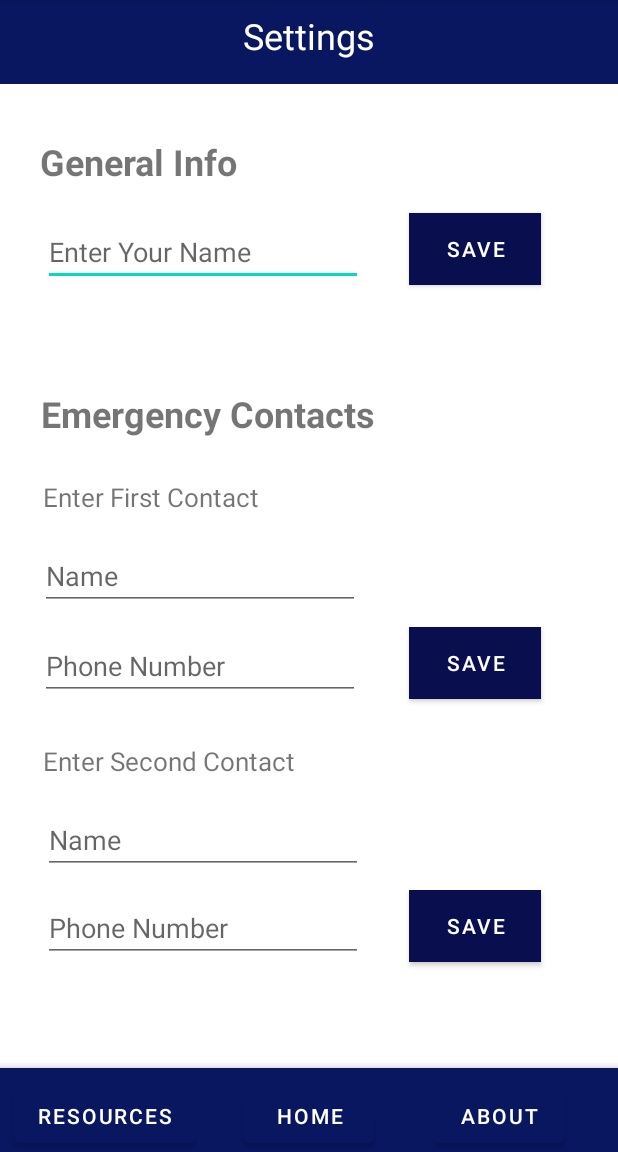
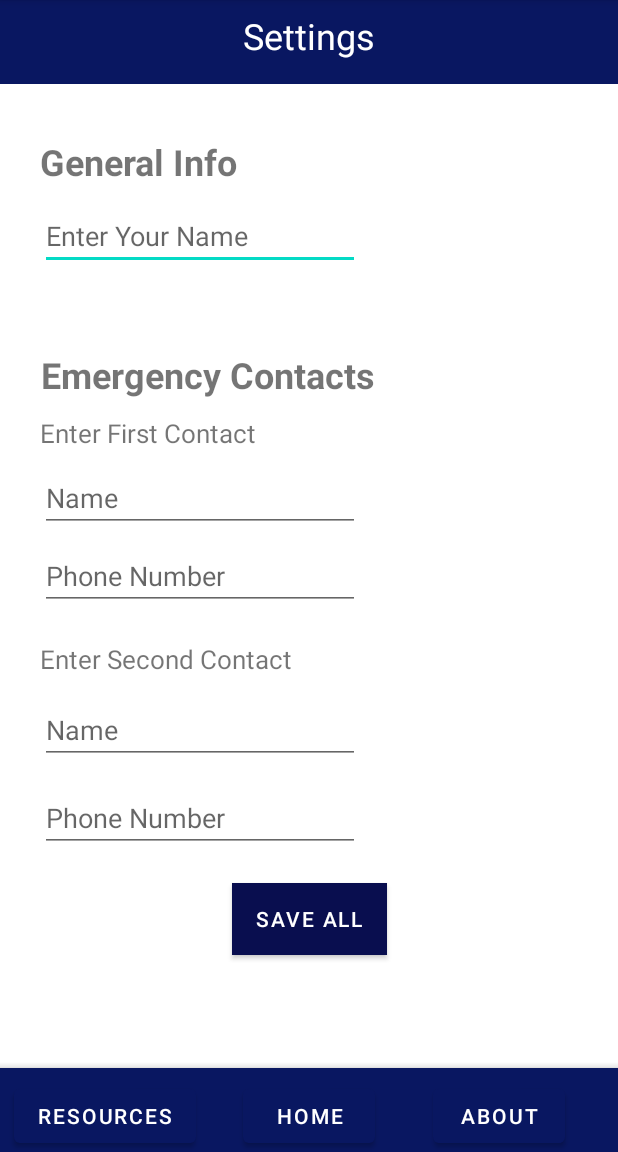
Before and after one commit to karinasanchez04/WIC-Project, an Android app: the screen it shows after launch (SettingsActivity), after a tap on "SETTINGS", on a phone screen of 412 x 824 dp, the part 84-1236 px from its top. Run offline under Robolectric (Android 15) with nearby library versions, the phone set to English and light mode, and no system bars.

Commit message:
created a loading screen and modified settings screen

```diff
--- /dev/null
+++ b/app/src/main/java/com/example/myapplication2/LoadingScreen.java
@@ -0,0 +1,25 @@
+package com.example.myapplication2;
+
+import androidx.appcompat.app.AppCompatActivity;
+
+import android.content.Intent;
+import android.os.Bundle;
+import android.os.Handler;
+
+public class LoadingScreen extends AppCompatActivity {
+
+    @Override
+    protected void onCreate(Bundle savedInstanceState) {
+        super.onCreate(savedInstanceState);
+        setContentView(R.layout.activity_loading_screen);
+
+        Handler handler = new Handler();
+        handler.postDelayed(new Runnable() {
+            @Override
+            public void run() {
+                startActivity(new Intent(LoadingScreen.this, MainActivity.class));
+                finish();
+            }
+        }, 4000);
+    }
+}
--- a/app/src/main/java/com/example/myapplication2/MainActivity.java
+++ b/app/src/main/java/com/example/myapplication2/MainActivity.java
@@ -1,8 +1,11 @@
 package com.example.myapplication2;
 
 import androidx.appcompat.app.AppCompatActivity;
+import androidx.core.app.ComponentActivity;
 
+import android.content.Context;
 import android.content.Intent;
+import android.content.SharedPreferences;
 import android.net.Uri;
 import android.os.Bundle;
 import android.text.method.LinkMovementMethod;
@@ -16,10 +19,31 @@ public class MainActivity extends AppCompatActivity {
     private Button aboutBtn;
     private Button emergencyBtn;
 
+    public static final String FIRST_NAME = "FIRST CONTACT NAME";
+    public static final String SECOND_NAME = "SECOND CONTACT NAME";
+    public static final String FIRST_NUM = "FIRST CONTACT NUM";
+    public static final String SECOND_NUM = "SECOND CONTACT NUM";
+
+    private String firstContactName;
+    private String firstContactNum;
+    private String secondContactName;
+    private String secondContactNum;
+
+
     @Override
     protected void onCreate(Bundle savedInstanceState) {
         super.onCreate(savedInstanceState);
         setContentView(R.layout.activity_main);
+
+
+        SharedPreferences sp = getApplicationContext().getSharedPreferences("sharedPrefs", Context.MODE_PRIVATE);
+
+        //stores contact info
+        firstContactName = sp.getString("firstContactName", "");
+        secondContactName = sp.getString("secondContactName", "");
+        firstContactNum = sp.getString("firstContactNum", "");
+        secondContactNum = sp.getString("secondContactNum", "");
+
 
         //functionality of buttons on toolbar
         resourcesBtn = findViewById(R.id.button12);
--- a/app/src/main/java/com/example/myapplication2/SettingsActivity.java
+++ b/app/src/main/java/com/example/myapplication2/SettingsActivity.java
@@ -3,21 +3,29 @@ package com.example.myapplication2;
 import androidx.appcompat.app.AppCompatActivity;
 
 import android.content.Intent;
+import android.content.SharedPreferences;
 import android.os.Bundle;
 import android.view.View;
 import android.widget.Button;
 import android.widget.EditText;
+import android.widget.Toast;
 
 public class SettingsActivity extends AppCompatActivity {
     private Button resourcesBtn;
     private Button homeBtn;
     private Button aboutBtn;
 
-    private String name;
-    private String firstContactName;
-    private String secondContactName;
-    private String firstContactNum;
-    private String secondContactNum;
+    public String name;
+    public String firstContactName;
+    public String secondContactName;
+    public String firstContactNum;
+    public String secondContactNum;
+
+    public String name_load;
+    public String firstContactName_load;
+    public String secondContactName_load;
+    public String firstContactNum_load;
+    public String secondContactNum_load;
 
     private EditText nameInput;
     private EditText firstContactNameInput;
@@ -25,9 +33,18 @@ public class SettingsActivity extends AppCompatActivity {
     private EditText firstContactNumInput;
     private EditText secondContactNumInput;
 
-    private Button saveNameBtn;
-    private Button saveFirstConBtn;
-    private Button saveSecConBtn;
+    SharedPreferences sp;
+
+    private Button saveAllBtn;
+
+    public static final String SHARED_PREFS = "sharedPrefs";
+    public static final String NAME = "name";
+    public static final String FIRST_CONT_NAME = "firstContactName";
+    public static final String FIRST_CONT_NUM = "firstContactNum";
+    public static final String SEC_CONT_NAME = "secondContactName";
+    public static final String SEC_CONT_NUM = "secondContactNum";
+
+
 
 
     @Override
@@ -52,36 +69,70 @@ public class SettingsActivity extends AppCompatActivity {
         firstContactNumInput = (EditText)findViewById(R.id.firstContactNum);
         secondContactNumInput = (EditText)findViewById(R.id.secondContactNum);
 
-        saveNameBtn = (Button) findViewById(R.id.saveNameBtn);
-        saveNameBtn.setOnClickListener(new View.OnClickListener() {
+        saveAllBtn =(Button) findViewById(R.id.saveAll);
+
+        sp = getSharedPreferences(SHARED_PREFS, MODE_PRIVATE);
+        saveAllBtn.setOnClickListener(new View.OnClickListener() {
             @Override
             public void onClick(View v) {
+
                 name = nameInput.getText().toString();
+                firstContactName = firstContactNameInput.getText().toString();
+                firstContactNum = firstContactNumInput.getText().toString();
+                secondContactName = secondContactNameInput.getText().toString();
+                secondContactNum = secondContactNumInput.getText().toString();
+
+                saveData();
+                sendData();
 
             }
         });
-        saveFirstConBtn =(Button) findViewById(R.id.saveFirstContactBtn);
-        saveFirstConBtn.setOnClickListener(new View.OnClickListener() {
-            @Override
-            public void onClick(View v) {
-                firstContactName = firstContactNameInput.getText().toString();
-                firstContactNum = firstContactNumInput.getText().toString();
+
+        loadData();
+        updateViews();
 
 
-            }
-        });
-        saveSecConBtn = (Button) findViewById(R.id.saveSecondContactBtn);
-        saveSecConBtn.setOnClickListener(new View.OnClickListener() {
-            @Override
-            public void onClick(View v) {
+    }
+    public void saveData(){
 
-                secondContactName = secondContactNameInput.getText().toString();
-                secondContactNum = secondContactNumInput.getText().toString();
+        SharedPreferences.Editor editor = sp.edit();
+        editor.putString(NAME, name);
+        editor.putString(FIRST_CONT_NAME, firstContactName);
+        editor.putString(SEC_CONT_NAME, secondContactName);
+        editor.putString(FIRST_CONT_NUM, firstContactNum);
+        editor.putString(SEC_CONT_NUM, secondContactNum);
+        editor.commit();
 
-            }
-        });
+        Toast.makeText(SettingsActivity.this, "Data Saved", Toast.LENGTH_SHORT).show();
     }
 
+    public void loadData(){
+
+        name_load = sp.getString(NAME, "");
+        firstContactName_load = sp.getString(FIRST_CONT_NAME, "");
+        firstContactNum_load = sp.getString(FIRST_CONT_NUM, "");
+        secondContactName_load = sp.getString(SEC_CONT_NAME, "");
+        secondContactNum_load = sp.getString(SEC_CONT_NUM, "");
+    }
+
+    public void  updateViews(){
+        nameInput.setText(name_load);
+        firstContactNameInput.setText(firstContactName_load);
+        firstContactNumInput.setText(firstContactNum_load);
+        secondContactNameInput.setText(secondContactName_load);
+        secondContactNumInput.setText(secondContactNum_load);
+    }
+    public void sendData(){
+
+
+        Intent i = new Intent(SettingsActivity.this, MainActivity.class);
+
+        i.putExtra(MainActivity.FIRST_NAME, firstContactName);
+        i.putExtra(MainActivity.FIRST_NUM, firstContactNum);
+        i.putExtra(MainActivity.SECOND_NAME, secondContactName);
+        i.putExtra(MainActivity.SECOND_NUM, firstContactNum);
+
+    }
     public void openHomeActivity() {
         Intent intent = new Intent(this, MainActivity.class);
         startActivity(intent);
--- a/app/src/main/res/layout/activity_main.xml
+++ b/app/src/main/res/layout/activity_main.xml
@@ -9,7 +9,7 @@
     android:rotationY="0"
     tools:context=".MainActivity">
 
-<!--    fake phone call button-->
+    <!--    fake phone call button-->
     <Button
         android:id="@+id/button8"
         android:layout_width="180dp"
--- a/app/src/main/res/layout/settings_screen.xml
+++ b/app/src/main/res/layout/settings_screen.xml
@@ -14,10 +14,10 @@
         android:inputType="textPersonName"
         app:layout_constraintBottom_toBottomOf="parent"
         app:layout_constraintEnd_toEndOf="parent"
-        app:layout_constraintHorizontal_bias="0.144"
+        app:layout_constraintHorizontal_bias="0.134"
         app:layout_constraintStart_toStartOf="parent"
         app:layout_constraintTop_toTopOf="@+id/toolbar5"
-        app:layout_constraintVertical_bias="0.201" />
+        app:layout_constraintVertical_bias="0.186" />
 
     <com.google.android.material.bottomappbar.BottomAppBar
         android:id="@+id/bottomAppBar3"
@@ -46,7 +46,7 @@
         app:titleTextAppearance="@style/TextAppearance.AppCompat.Large"
         tools:layout_editor_absoluteX="0dp"
 
-    />
+        />
 
     <TextView
         android:layout_width="match_parent"
@@ -64,8 +64,8 @@
         android:id="@+id/button10"
         android:layout_width="wrap_content"
         android:layout_height="wrap_content"
+        android:gravity="center"
         android:text="Home"
-        android:gravity="center"
         app:backgroundTint="#091761"
         app:layout_constraintBottom_toBottomOf="parent"
         app:layout_constraintEnd_toEndOf="parent"
@@ -111,8 +111,7 @@
         app:layout_constraintEnd_toEndOf="parent"
         app:layout_constraintHorizontal_bias="0.134"
         app:layout_constraintStart_toStartOf="parent"
-        app:layout_constraintTop_toTopOf="parent"
-        app:layout_constraintVertical_bias="0.583" />
+        app:layout_constraintTop_toTopOf="parent" />
 
     <EditText
         android:id="@+id/secondContactNum"
@@ -123,10 +122,10 @@
         android:inputType="phone"
         app:layout_constraintBottom_toBottomOf="parent"
         app:layout_constraintEnd_toEndOf="parent"
-        app:layout_constraintHorizontal_bias="0.144"
+        app:layout_constraintHorizontal_bias="0.134"
         app:layout_constraintStart_toStartOf="parent"
         app:layout_constraintTop_toTopOf="parent"
-        app:layout_constraintVertical_bias="0.825" />
+        app:layout_constraintVertical_bias="0.723" />
 
     <TextView
         android:id="@+id/promptFirstCon"
@@ -136,10 +135,10 @@
         android:textSize="17sp"
         app:layout_constraintBottom_toBottomOf="parent"
         app:layout_constraintEnd_toEndOf="parent"
-        app:layout_constraintHorizontal_bias="0.107"
+        app:layout_constraintHorizontal_bias="0.1"
         app:layout_constraintStart_toStartOf="parent"
         app:layout_constraintTop_toTopOf="parent"
-        app:layout_constraintVertical_bias="0.429" />
+        app:layout_constraintVertical_bias="0.372" />
 
     <TextView
         android:id="@+id/promptSecondCon"
@@ -149,10 +148,10 @@
         android:textSize="17sp"
         app:layout_constraintBottom_toBottomOf="parent"
         app:layout_constraintEnd_toEndOf="parent"
-        app:layout_constraintHorizontal_bias="0.118"
+        app:layout_constraintHorizontal_bias="0.11"
         app:layout_constraintStart_toStartOf="parent"
         app:layout_constraintTop_toTopOf="parent"
-        app:layout_constraintVertical_bias="0.666" />
+        app:layout_constraintVertical_bias="0.574" />
 
     <TextView
         android:id="@+id/textView7"
@@ -166,7 +165,7 @@
         app:layout_constraintHorizontal_bias="0.143"
         app:layout_constraintStart_toStartOf="parent"
         app:layout_constraintTop_toTopOf="parent"
-        app:layout_constraintVertical_bias="0.353" />
+        app:layout_constraintVertical_bias="0.317" />
 
     <TextView
         android:id="@+id/textView9"
@@ -193,7 +192,8 @@
         app:layout_constraintEnd_toEndOf="parent"
         app:layout_constraintHorizontal_bias="0.134"
         app:layout_constraintStart_toStartOf="parent"
-        app:layout_constraintTop_toTopOf="parent" />
+        app:layout_constraintTop_toTopOf="parent"
+        app:layout_constraintVertical_bias="0.428" />
 
     <EditText
         android:id="@+id/secondContactName"
@@ -204,51 +204,23 @@
         android:inputType="textPersonName"
         app:layout_constraintBottom_toBottomOf="parent"
         app:layout_constraintEnd_toEndOf="parent"
-        app:layout_constraintHorizontal_bias="0.144"
+        app:layout_constraintHorizontal_bias="0.134"
         app:layout_constraintStart_toStartOf="parent"
         app:layout_constraintTop_toTopOf="parent"
-        app:layout_constraintVertical_bias="0.744" />
+        app:layout_constraintVertical_bias="0.642" />
 
     <Button
-        android:id="@+id/saveNameBtn"
+        android:id="@+id/saveAll"
         android:layout_width="wrap_content"
         android:layout_height="wrap_content"
         android:background="#090E4F"
-        android:text="Save"
+        android:text="Save All"
         app:backgroundTint="#090E4F"
         app:layout_constraintBottom_toBottomOf="parent"
         app:layout_constraintEnd_toEndOf="parent"
-        app:layout_constraintHorizontal_bias="0.842"
+        app:layout_constraintHorizontal_bias="0.5"
         app:layout_constraintStart_toStartOf="parent"
         app:layout_constraintTop_toTopOf="parent"
-        app:layout_constraintVertical_bias="0.197" />
-
-    <Button
-        android:id="@+id/saveFirstContactBtn"
-        android:layout_width="wrap_content"
-        android:layout_height="wrap_content"
-        android:background="#090E4F"
-        android:text="Save"
-        app:backgroundTint="#090E4F"
-        app:layout_constraintBottom_toBottomOf="parent"
-        app:layout_constraintEnd_toEndOf="parent"
-        app:layout_constraintHorizontal_bias="0.842"
-        app:layout_constraintStart_toStartOf="parent"
-        app:layout_constraintTop_toTopOf="parent"
-        app:layout_constraintVertical_bias="0.581" />
-
-    <Button
-        android:id="@+id/saveSecondContactBtn"
-        android:layout_width="wrap_content"
-        android:layout_height="wrap_content"
-        android:background="#090E4F"
-        android:text="Save"
-        app:backgroundTint="#090E4F"
-        app:layout_constraintBottom_toBottomOf="parent"
-        app:layout_constraintEnd_toEndOf="parent"
-        app:layout_constraintHorizontal_bias="0.842"
-        app:layout_constraintStart_toStartOf="parent"
-        app:layout_constraintTop_toTopOf="parent"
-        app:layout_constraintVertical_bias="0.824" />
+        app:layout_constraintVertical_bias="0.818" />
 
 </androidx.constraintlayout.widget.ConstraintLayout>
```
Also changed, not shown: app/src/main/AndroidManifest.xml (+7 -4 lines), app/src/main/res/layout/activity_loading_screen.xml (added, +42 -0 lines), app/src/main/res/layout/resources_screen.xml (+3 -4 lines), app/src/main/res/drawable/logo2.jpg (added).
